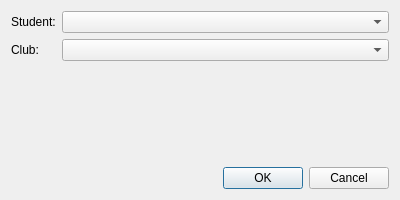
Old version of the form membershipdialog.ui in the repository MohamedElaassal/Gestion-Club-Cpp.
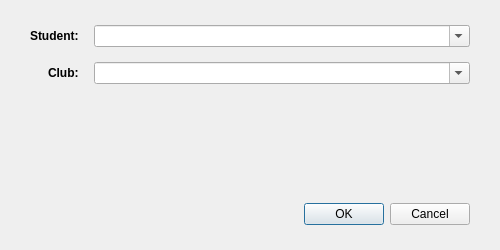
New version of the form.

```diff
--- a/membershipdialog.ui
+++ b/membershipdialog.ui
@@ -6,35 +6,79 @@
    <rect>
     <x>0</x>
     <y>0</y>
-    <width>400</width>
-    <height>200</height>
+    <width>500</width>
+    <height>250</height>
    </rect>
   </property>
+  <property name="minimumSize">
+   <size>
+    <width>500</width>
+    <height>250</height>
+   </size>
+  </property>
   <property name="windowTitle">
    <string>Add Membership</string>
   </property>
   <layout class="QVBoxLayout" name="verticalLayout">
+   <property name="spacing">
+    <number>20</number>
+   </property>
+   <property name="leftMargin">
+    <number>30</number>
+   </property>
+   <property name="topMargin">
+    <number>25</number>
+   </property>
+   <property name="rightMargin">
+    <number>30</number>
+   </property>
+   <property name="bottomMargin">
+    <number>25</number>
+   </property>
    <item>
     <layout class="QFormLayout" name="formLayout">
+     <property name="horizontalSpacing">
+      <number>15</number>
+     </property>
+     <property name="verticalSpacing">
+      <number>15</number>
+     </property>
+     <property name="labelAlignment">
+      <set>Qt::AlignRight|Qt::AlignTrailing|Qt::AlignVCenter</set>
+     </property>
      <item row="0" column="0">
       <widget class="QLabel" name="label">
        <property name="text">
         <string>Student:</string>
        </property>
+       <property name="styleSheet">
+        <string>font-weight: 600;</string>
+       </property>
       </widget>
      </item>
      <item row="0" column="1">
-      <widget class="QComboBox" name="studentComboBox"/>
+      <widget class="QComboBox" name="studentComboBox">
+       <property name="editable">
+        <bool>true</bool>
+       </property>
+      </widget>
      </item>
      <item row="1" column="0">
       <widget class="QLabel" name="label_2">
        <property name="text">
         <string>Club:</string>
        </property>
+       <property name="styleSheet">
+        <string>font-weight: 600;</string>
+       </property>
       </widget>
      </item>
      <item row="1" column="1">
-      <widget class="QComboBox" name="clubComboBox"/>
+      <widget class="QComboBox" name="clubComboBox">
+       <property name="editable">
+        <bool>true</bool>
+       </property>
+      </widget>
      </item>
     </layout>
    </item>
```
